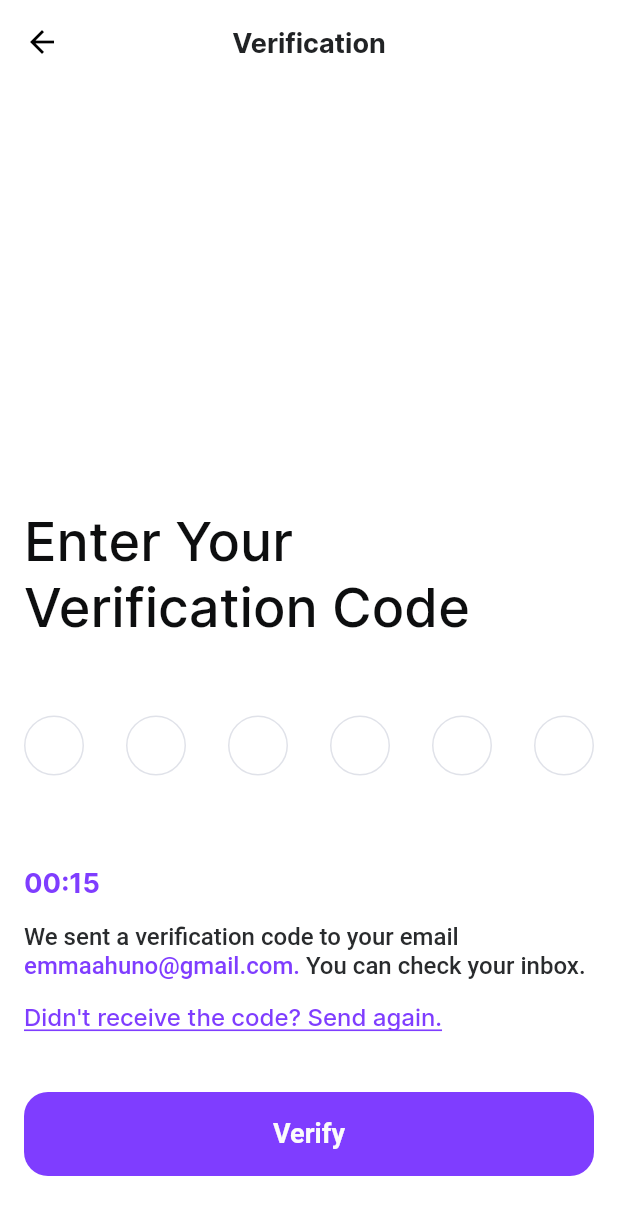
After one commit to Manuelkpatsu/montra, a Flutter app: the VerificationScreen screen opened by its route, on a phone screen of 412 x 824 dp. The commit adds this screen. Shown: the top 1215 px of the screen. Run offline on Flutter 3.47's test engine with Material 2 defaults, Android fonts, the phone set to English and light mode, and no system bars; drawn by our look-alikes of pin_code_fields; our stand-ins replace smooth_page_indicator.

Commit message:
Complete UI for verification screen

```diff
--- a/lib/router.dart
+++ b/lib/router.dart
@@ -3,6 +3,7 @@ import 'package:montra/screen/splash/splash_screen.dart';
 
 import 'screen/auth/onboarding/onboarding_screen.dart';
 import 'screen/auth/sign_up/sign_up_screen.dart';
+import 'screen/auth/verification/verification_screen.dart';
 
 class AppRouter {
   static Route<dynamic> generateRoute(RouteSettings settings) {
@@ -13,6 +14,8 @@ class AppRouter {
         return MaterialPageRoute(builder: (_) => const OnboardingScreen());
       case SignUpScreen.routeName:
         return MaterialPageRoute(builder: (_) => const SignUpScreen());
+      case VerificationScreen.routeName:
+        return MaterialPageRoute(builder: (_) => const VerificationScreen());
       default:
         return MaterialPageRoute(
           builder: (_) => Scaffold(
--- a/lib/screen/auth/sign_up/sign_up_screen.dart
+++ b/lib/screen/auth/sign_up/sign_up_screen.dart
@@ -1,4 +1,5 @@
 import 'package:flutter/material.dart';
+import 'package:montra/screen/auth/verification/verification_screen.dart';
 import 'package:montra/screen/widget/password_input_field.dart';
 import 'package:montra/screen/widget/text_input_field.dart';
 import 'package:montra/theme/custom_color.dart';
@@ -102,6 +103,7 @@ class _SignUpScreenState extends State<SignUpScreen> {
               const SizedBox(height: 17),
               SignUpButton(onPressed: () {
                 if (_formKey.currentState!.validate()) {
+                  Navigator.of(context).pushNamed(VerificationScreen.routeName);
                   _formKey.currentState!.reset();
                 }
               }),
--- /dev/null
+++ b/lib/screen/auth/verification/verification_screen.dart
@@ -0,0 +1,95 @@
+import 'package:flutter/material.dart';
+import 'package:montra/theme/custom_color.dart';
+import 'package:montra/theme/styles.dart';
+import 'package:montra/utils/validator.dart';
+import 'package:pin_code_fields/pin_code_fields.dart';
+
+import 'widget/enter_verification_code_text.dart';
+import 'widget/resend_code_button.dart';
+import 'widget/resend_code_text.dart';
+import 'widget/verifcation_message.dart';
+import 'widget/verification_text.dart';
+import 'widget/verify_button.dart';
+
+class VerificationScreen extends StatefulWidget {
+  static const routeName = '/verification';
+
+  const VerificationScreen({Key? key}) : super(key: key);
+
+  @override
+  State<VerificationScreen> createState() => _VerificationScreenState();
+}
+
+class _VerificationScreenState extends State<VerificationScreen> {
+  final TextEditingController _codeController = TextEditingController();
+  final int _countDownTimeInSecs = 15;
+
+  @override
+  Widget build(BuildContext context) {
+    return Scaffold(
+      appBar: AppBar(
+        title: const VerificationText(),
+        centerTitle: true,
+      ),
+      body: CustomScrollView(
+        slivers: [
+          SliverPadding(
+            padding: const EdgeInsets.symmetric(horizontal: 16),
+            sliver: SliverFillRemaining(
+              hasScrollBody: false,
+              child: Column(
+                crossAxisAlignment: CrossAxisAlignment.start,
+                mainAxisAlignment: MainAxisAlignment.end,
+                children: <Widget>[
+                  const EnterVerificationCodeText(),
+                  const SizedBox(height: 50),
+                  PinCodeTextField(
+                    controller: _codeController,
+                    showCursor: false,
+                    keyboardType: TextInputType.number,
+                    textInputAction: TextInputAction.done,
+                    validator: Validator.code,
+                    appContext: context,
+                    length: 6,
+                    textStyle: title1TextStyle.copyWith(
+                      color: CustomColor.dark75Color,
+                      fontSize: 30,
+                    ),
+                    pinTheme: PinTheme(
+                      shape: PinCodeFieldShape.circle,
+                      borderWidth: 1,
+                      fieldHeight: 40,
+                      fieldWidth: 40,
+                      activeColor: CustomColor.violet100Color,
+                      selectedColor: CustomColor.violet100Color,
+                      inactiveColor: CustomColor.pinCodeFieldColor,
+                      inactiveFillColor: CustomColor.pinCodeFieldColor,
+                      activeFillColor: CustomColor.pinCodeFieldColor,
+                      selectedFillColor: CustomColor.pinCodeFieldColor,
+                    ),
+                    animationType: AnimationType.fade,
+                    errorTextSpace: 20,
+                    onChanged: (value) {},
+                  ),
+                  const SizedBox(height: 40),
+                  _countDownTimeInSecs != 0
+                      ? ResendCodeText(countDownTime: _countDownTimeInSecs)
+                      : const SizedBox.shrink(),
+                  _countDownTimeInSecs != 0
+                      ? const SizedBox(height: 16)
+                      : const SizedBox.shrink(),
+                  const VerificationMessage(email: 'emmaahuno@gmail.com'),
+                  const SizedBox(height: 16),
+                  ResendCodeButton(onTap: () {}),
+                  const SizedBox(height: 40),
+                  VerifyButton(onPressed: () {}),
+                  const SizedBox(height: 40),
+                ],
+              ),
+            ),
+          ),
+        ],
+      ),
+    );
+  }
+}
--- /dev/null
+++ b/lib/screen/auth/verification/widget/enter_verification_code_text.dart
@@ -0,0 +1,20 @@
+import 'package:flutter/material.dart';
+import 'package:montra/theme/custom_color.dart';
+import 'package:montra/theme/styles.dart';
+
+class EnterVerificationCodeText extends StatelessWidget {
+  const EnterVerificationCodeText({Key? key}) : super(key: key);
+
+  @override
+  Widget build(BuildContext context) {
+    return Text(
+      'Enter Your Verification Code',
+      style: title1TextStyle.copyWith(
+        color: CustomColor.dark100Color,
+        fontSize: 36,
+        fontWeight: FontWeight.w500,
+        height: 1.22,
+      ),
+    );
+  }
+}
--- /dev/null
+++ b/lib/screen/auth/verification/widget/resend_code_button.dart
@@ -0,0 +1,24 @@
+import 'package:flutter/material.dart';
+import 'package:montra/theme/custom_color.dart';
+import 'package:montra/theme/styles.dart';
+
+class ResendCodeButton extends StatelessWidget {
+  final VoidCallback? onTap;
+
+  const ResendCodeButton({Key? key, required this.onTap}) : super(key: key);
+
+  @override
+  Widget build(BuildContext context) {
+    return InkWell(
+      onTap: onTap,
+      child: Text(
+        'Didn\'t receive the code? Send again.',
+        style: regular1TextStyle.copyWith(
+          color: CustomColor.violet100Color,
+          decoration: TextDecoration.underline,
+          decorationColor: CustomColor.violet100Color,
+        ),
+      ),
+    );
+  }
+}
--- /dev/null
+++ b/lib/screen/auth/verification/widget/resend_code_text.dart
@@ -0,0 +1,18 @@
+import 'package:flutter/material.dart';
+import 'package:montra/theme/custom_color.dart';
+import 'package:montra/theme/styles.dart';
+
+class ResendCodeText extends StatelessWidget {
+  final int countDownTime;
+
+  const ResendCodeText({Key? key, required this.countDownTime})
+      : super(key: key);
+
+  @override
+  Widget build(BuildContext context) {
+    return Text(
+      '00:${countDownTime.toString().padLeft(2, '0')}',
+      style: title3TextStyle.copyWith(color: CustomColor.violet100Color),
+    );
+  }
+}
--- /dev/null
+++ b/lib/screen/auth/verification/widget/verifcation_message.dart
@@ -0,0 +1,27 @@
+import 'package:flutter/material.dart';
+import 'package:montra/theme/custom_color.dart';
+import 'package:montra/theme/styles.dart';
+
+class VerificationMessage extends StatelessWidget {
+  final String email;
+
+  const VerificationMessage({Key? key, required this.email}) : super(key: key);
+
+  @override
+  Widget build(BuildContext context) {
+    return RichText(
+      text: TextSpan(
+        text: 'We sent a verification code to your email ',
+        style: regular1TextStyle.copyWith(color: CustomColor.deepBlackColor),
+        children: [
+          TextSpan(
+            text: '$email. ',
+            style:
+                regular1TextStyle.copyWith(color: CustomColor.violet100Color),
+          ),
+          const TextSpan(text: 'You can check your inbox.'),
+        ],
+      ),
+    );
+  }
+}
--- /dev/null
+++ b/lib/screen/auth/verification/widget/verification_text.dart
@@ -0,0 +1,15 @@
+import 'package:flutter/material.dart';
+import 'package:montra/theme/custom_color.dart';
+import 'package:montra/theme/styles.dart';
+
+class VerificationText extends StatelessWidget {
+  const VerificationText({Key? key}) : super(key: key);
+
+  @override
+  Widget build(BuildContext context) {
+    return Text(
+      'Verification',
+      style: title3TextStyle.copyWith(color: CustomColor.blackColor),
+    );
+  }
+}
--- /dev/null
+++ b/lib/screen/auth/verification/widget/verify_button.dart
@@ -0,0 +1,11 @@
+import 'package:flutter/material.dart';
+import 'package:montra/screen/widget/custom_button.dart';
+
+class VerifyButton extends CustomButton {
+  const VerifyButton({Key? key, required VoidCallback? onPressed})
+      : super(
+          key: key,
+          widget: const Text('Verify'),
+          onPressed: onPressed,
+        );
+}
--- a/lib/theme/custom_color.dart
+++ b/lib/theme/custom_color.dart
@@ -22,6 +22,7 @@ class CustomColor {
   static const Color dark75Color = Color(0XFF161719);
   static const Color dark100Color = Color(0XFF0D0E0F);
   static const Color blackColor = Color(0XFF212325);
+  static const Color deepBlackColor = Color(0XFF292B2D);
   static const Color lightColor = Color(0XFF91919F);
   static const Color light20Color = Color(0XFFE3E5E5);
   static const Color light40Color = Color(0XFFF2F4F5);
@@ -53,4 +54,5 @@ class CustomColor {
   static const Color blue60Color = Color(0XFF57A5FF);
   static const Color blue80Color = Color(0XFF248AFF);
   static const Color blue100Color = Color(0XFF0077FF);
+  static const Color pinCodeFieldColor = Color(0XFFE0E2E9);
 }
--- a/lib/utils/validator.dart
+++ b/lib/utils/validator.dart
@@ -43,7 +43,7 @@ class Validator {
       return 'Code is required.';
     }
 
-    if (code.length != 4) {
+    if (code.length != 6) {
       return "Code is invalid.";
     }
 
--- a/pubspec.yaml
+++ b/pubspec.yaml
@@ -10,6 +10,7 @@ dependencies:
   flutter:
     sdk: flutter
   smooth_page_indicator: ^1.0.0+2
+  pin_code_fields: ^7.4.0
   cupertino_icons: ^1.0.2
 
 dev_dependencies:
```
Also changed, not shown: pubspec.lock.
